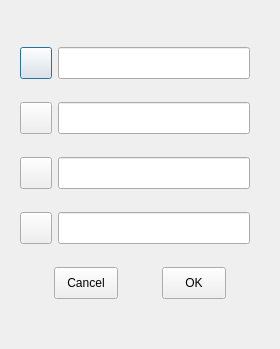
The window that deltaNote_client/newuser.ui (delta1037/deltaNote) describes before a commit, drawn with Qt 5.
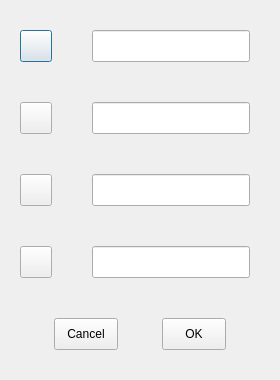
The same window after the commit. Icons and pictures are not drawn.

The edit to the form file:
```diff
--- a/deltaNote_client/newuser.ui
+++ b/deltaNote_client/newuser.ui
@@ -25,7 +25,10 @@
   <property name="windowTitle">
    <string>Dialog</string>
   </property>
-  <layout class="QVBoxLayout" name="verticalLayout">
+  <layout class="QHBoxLayout" name="horizontalLayout_10">
+   <property name="spacing">
+    <number>40</number>
+   </property>
    <property name="leftMargin">
     <number>20</number>
    </property>
@@ -39,6 +42,8 @@
     <number>30</number>
    </property>
    <item>
+    <layout class="QVBoxLayout" name="verticalLayout">
+     <item>
     <layout class="QHBoxLayout" name="horizontalLayout_2">
      <property name="rightMargin">
       <number>10</number>
@@ -307,6 +312,8 @@
         <string>OK</string>
        </property>
       </widget>
+       </item>
+      </layout>
      </item>
     </layout>
    </item>
```
Lines whose indentation alone changed are shown as unchanged.
